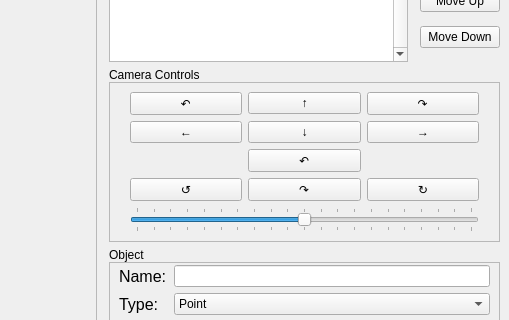
Qt form data/main.ui (RamAddict/Interactive-Graphical-System) before a commit; both pictures show x 771 to 1280 and y 182 to 502 of the 1280 by 794 pixel window.
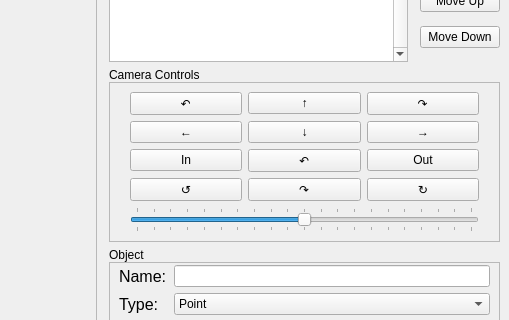
The same form after that commit. Icons and pictures are not drawn.

Patch:
```diff
--- a/data/main.ui
+++ b/data/main.ui
@@ -179,6 +179,26 @@
            </property>
           </widget>
          </item>
+         <item row="2" column="0">
+          <widget class="QPushButton" name="inBtn">
+           <property name="text">
+            <string>In</string>
+           </property>
+           <property name="autoRepeat">
+            <bool>true</bool>
+           </property>
+          </widget>
+         </item>
+         <item row="2" column="2">
+          <widget class="QPushButton" name="outBtn">
+           <property name="text">
+            <string>Out</string>
+           </property>
+           <property name="autoRepeat">
+            <bool>true</bool>
+           </property>
+          </widget>
+         </item>
         </layout>
        </widget>
       </item>
```
Left out of the diff: 2 changed lines with no effect on the pictures.
